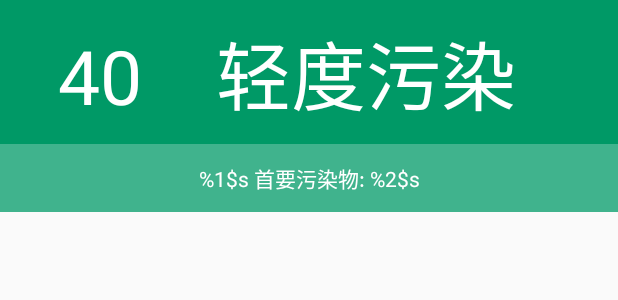
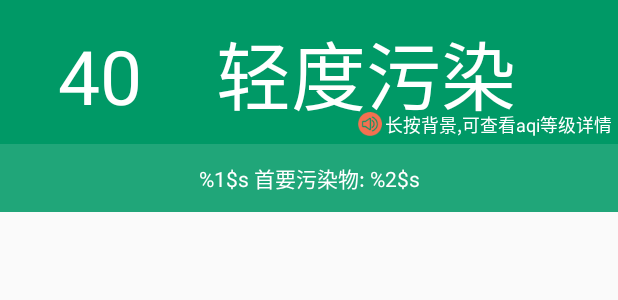
Before and after one commit to iOrchid/BlueDreamAQI, an Android app: the layout content_header_aqi_fragment.xml on its own in the app's theme, with its tools: preview values and no code run, on a phone screen of 412 x 824 dp. Shown: the top 300 px of the screen. Run offline under Robolectric (Android 15) with nearby library versions, the phone set to English and light mode, and no system bars; network calls fail; Roboto replaces fonts that are not available here.

Commit message:
加上header的长按提示

```diff
--- a/app/src/main/java/in/zhiwei/aqi/global/GlobalConstants.java
+++ b/app/src/main/java/in/zhiwei/aqi/global/GlobalConstants.java
@@ -11,6 +11,7 @@ public class GlobalConstants {
     public static final String SP_KEY_DOWNLOAD_ID = "download_app_id";//下载apk的id标记
     public static final String SP_KEY_IS_AGREE_TIPS = "is_agree_tips";//是否同意服务协议
     public static final String SP_KEY_AQI_SERVER_DATA = "aqi_server_data";//从服务器获取的html原始数据string
+    public static final String SP_KEY_HAS_SHOWED = "has_showed";//是否已经长按，用于显隐控制
 
     /**
      * 私有构造函数
--- a/app/src/main/res/layout/content_header_aqi_fragment.xml
+++ b/app/src/main/res/layout/content_header_aqi_fragment.xml
@@ -7,6 +7,26 @@
 	android:background="@color/colorAQIGood"
 	android:fitsSystemWindows="true"
 	android:paddingTop="12dp">
+	<!--具有跑马灯效果的textView提示-->
+	<TextView
+		android:id="@+id/tv_tips_header"
+		android:layout_width="wrap_content"
+		android:layout_height="wrap_content"
+		android:drawableLeft="@drawable/ic_broadcast"
+		android:drawablePadding="2dp"
+		android:ellipsize="marquee"
+		android:focusable="true"
+		android:focusableInTouchMode="true"
+		android:gravity="center_vertical"
+		android:marqueeRepeatLimit="marquee_forever"
+		android:padding="4dp"
+		android:scrollHorizontally="true"
+		android:singleLine="true"
+		android:text="@string/str_long_click_tips"
+		android:textColor="@color/colorWhite"
+		android:textSize="12sp"
+		app:layout_constraintBottom_toTopOf="@+id/tv_api_update_time_header"
+		app:layout_constraintRight_toRightOf="parent" />
 
 	<TextView
 		android:id="@+id/tv_api_num_header"
--- a/app/src/main/res/layout/content_main.xml
+++ b/app/src/main/res/layout/content_main.xml
@@ -8,7 +8,7 @@
 	app:layout_constraintBottom_toBottomOf="parent"
 	app:layout_constraintLeft_toLeftOf="parent"
 	app:layout_constraintRight_toRightOf="parent"
-	app:layout_constraintTop_toBottomOf="@+id/ctl_main"
+	app:layout_constraintTop_toBottomOf="@+id/ctl_toolbar_main"
 	tools:showIn="@layout/activity_main">
 
 	<android.support.v4.widget.NestedScrollView
@@ -91,5 +91,4 @@
 
 	</android.support.v4.widget.NestedScrollView>
 
-
 </android.support.v4.widget.SwipeRefreshLayout>
--- a/app/src/main/res/layout/content_toolbar.xml
+++ b/app/src/main/res/layout/content_toolbar.xml
@@ -2,7 +2,7 @@
 <android.support.design.widget.CollapsingToolbarLayout xmlns:android="http://schemas.android.com/apk/res/android"
     xmlns:app="http://schemas.android.com/apk/res-auto"
     xmlns:tools="http://schemas.android.com/tools"
-    android:id="@+id/ctl_main"
+    android:id="@+id/ctl_toolbar_main"
     android:layout_width="match_parent"
     android:layout_height="wrap_content"
     tools:showIn="@layout/activity_main">
--- a/app/src/main/res/values/colors.xml
+++ b/app/src/main/res/values/colors.xml
@@ -27,11 +27,11 @@
     <color name="colorAir8">#660099</color>
     <!--other colors-->
     <color name="colorBlack">#000000</color>
-    <color name="colorBlackTranslate">#40000000</color>
+    <color name="colorBlackTranslate">#20000000</color>
     <color name="colorGray">#808080</color>
     <color name="colorGrayTitle">#CCCCCC</color>
     <color name="colorWhite">#FFFFFF</color>
-    <color name="colorWhiteTranslate">#40FFFFFF</color>
+    <color name="colorWhiteTranslate">#20FFFFFF</color>
     <color name="colorBlueTitle">#0086C8</color>
     <color name="colorTranslate">#00000000</color>
 </resources>
--- a/app/src/main/res/values/strings.xml
+++ b/app/src/main/res/values/strings.xml
@@ -103,4 +103,5 @@
         3、AQI关注空气质量、关爱生命健康，使用本软件的任何后果用户自担;\n
         4、点击确认则表示同意协议，并责任自担，否则请取消，并卸载，谢谢！</string>
 	<string name="str_version_splash">梦之蓝AQI  V: %s</string>
+	<string name="str_long_click_tips">长按背景,可查看aqi等级详情</string>
 </resources>
```
Also changed, not shown: app/src/main/java/in/zhiwei/aqi/activity/MainActivity.java (+14 -0 lines), app/src/main/res/drawable-xhdpi/ic_broadcast.png (added). Lines whose indentation alone changed are shown as unchanged.
